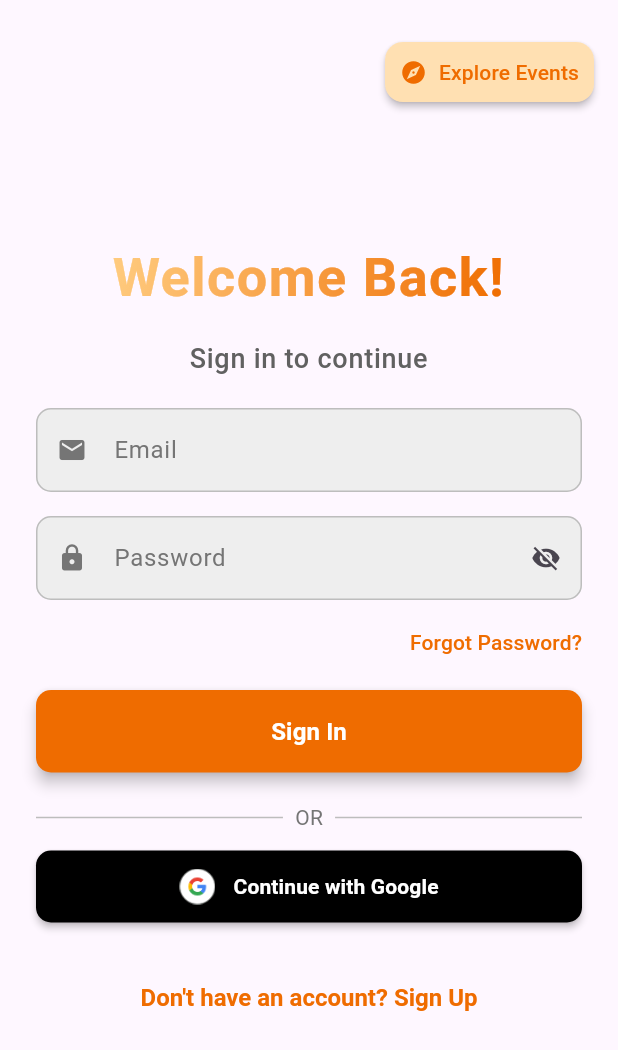
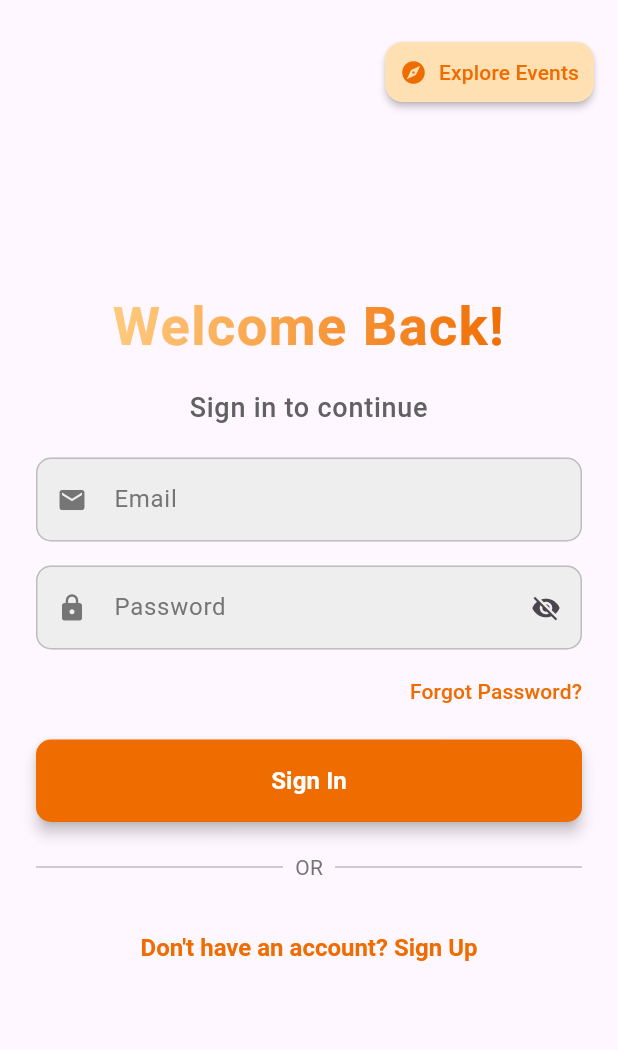
Before and after one commit to giulionyakunga/tiketi_mkononi, a Flutter app: the LoginScreen screen opened by its route, on a phone screen of 412 x 824 dp. Shown: the top 1050 px of the screen. Run offline on Flutter 3.47's test engine with Material 3 defaults, Android fonts, the phone set to English and light mode, and no system bars; our stand-ins replace cached_network_image, flutter_riverpod, go_router, image_picker, infinite_scroll_pagination, open_file and 6 more; missing offline and left inert: dart:html, excel, qr_code_scanner; accounts and stored records are empty.

Commit message:
Remove Google Sign-In and Sign in with Apple dependencies and related code; update Podfile.lock and GeneratedPluginRegistrant.swift accordingly.

```diff
--- a/lib/screens/auth/login_screen.dart
+++ b/lib/screens/auth/login_screen.dart
@@ -11,10 +11,7 @@ import 'package:tiketi_mkononi/screens/event_providers.dart';
 import 'package:tiketi_mkononi/services/storage_service.dart';
 import '../../env.dart';
 import 'package:http/http.dart' as http;
-import 'package:google_sign_in/google_sign_in.dart';
-import 'package:sign_in_with_apple/sign_in_with_apple.dart';
-import 'web_setup_stub.dart'
-if (dart.library.html) 'web_setup_web.dart';
+import 'web_setup_stub.dart' if (dart.library.html) 'web_setup_web.dart';
 
 class LoginScreen extends ConsumerStatefulWidget {
   const LoginScreen({super.key});
@@ -30,9 +27,9 @@ class _LoginScreenState extends ConsumerState<LoginScreen> {
   bool _isPasswordVisible = false;
   late final StorageService _storageService;
   bool _isLoading = false;
-  final GoogleSignIn _googleSignIn = GoogleSignIn(
-    scopes: ['email', 'profile'],
-  );
+  // final GoogleSignIn _googleSignIn = GoogleSignIn(
+  //   scopes: ['email', 'profile'],
+  // );
 
   @override
   void initState() {
@@ -73,7 +70,8 @@ class _LoginScreenState extends ConsumerState<LoginScreen> {
       try {
         setState(() => _isLoading = true);
 
-        final Uri uri = useDNS ? Uri.parse('${backend_url}api/login') // Original URL
+        final Uri uri = useDNS
+            ? Uri.parse('${backend_url}api/login') // Original URL
             : Uri.parse('${backend_url_with_fallback_ip}api/login'); // Use IP
 
         final response = await http.post(
@@ -94,7 +92,7 @@ class _LoginScreenState extends ConsumerState<LoginScreen> {
               await _saveUserProfile(responseData);
 
               final event = ref.watch(selectedEventProvider);
-              if(event != null) {
+              if (event != null) {
                 ref.read(selectedEventProvider.notifier).state = null;
 
                 Navigator.pushReplacement(
@@ -116,10 +114,10 @@ class _LoginScreenState extends ConsumerState<LoginScreen> {
             }
           }
 
-          if(useDNS){
+          if (useDNS) {
             final prefs = await SharedPreferences.getInstance();
             await prefs.setBool('use_dns', true);
-          }else {
+          } else {
             final prefs = await SharedPreferences.getInstance();
             await prefs.setBool('use_dns', false);
           }
@@ -142,7 +140,8 @@ class _LoginScreenState extends ConsumerState<LoginScreen> {
             final prefs = await SharedPreferences.getInstance();
             await prefs.setBool('use_dns', false);
 
-            debugPrint('DNS failed! Retrying with IP: ${backend_url_with_fallback_ip}...');
+            debugPrint(
+                'DNS failed! Retrying with IP: ${backend_url_with_fallback_ip}...');
             await _handleLogin(useDNS: false); // Recursive retry
             return;
           }
@@ -182,12 +181,15 @@ class _LoginScreenState extends ConsumerState<LoginScreen> {
   }
 
   void _handleSocketException(SocketException e) {
-    if (e.osError?.errorCode == 7 || e.osError?.errorCode == 101 || e.osError?.errorCode == 111) {
+    if (e.osError?.errorCode == 7 ||
+        e.osError?.errorCode == 101 ||
+        e.osError?.errorCode == 111) {
       showDialog(
         context: context,
         builder: (context) => AlertDialog(
           title: const Text('Connection Error'),
-          content: const Text('Could not connect to the server. Please check your internet connection.'),
+          content: const Text(
+              'Could not connect to the server. Please check your internet connection.'),
           shape: RoundedRectangleBorder(
             borderRadius: BorderRadius.circular(16),
           ),
@@ -203,7 +205,8 @@ class _LoginScreenState extends ConsumerState<LoginScreen> {
       context: context,
       builder: (context) => AlertDialog(
         title: const Text('Connection Error'),
-        content: const Text('Could not connect to the server. Please check your internet connection.'),
+        content: const Text(
+            'Could not connect to the server. Please check your internet connection.'),
         shape: RoundedRectangleBorder(
           borderRadius: BorderRadius.circular(16),
         ),
@@ -211,10 +214,13 @@ class _LoginScreenState extends ConsumerState<LoginScreen> {
     );
   }
 
-  Future<void> _handleGoogleSignIn2(String? token, String email, String? name,  {bool useDNS = true}) async {
+  Future<void> _handleGoogleSignIn2(String? token, String email, String? name,
+      {bool useDNS = true}) async {
     try {
-      final Uri uri = useDNS ? Uri.parse('${backend_url}api/google_login') // Original URL
-      : Uri.parse('${backend_url_with_fallback_ip}api/google_login'); // Use IP
+      final Uri uri = useDNS
+          ? Uri.parse('${backend_url}api/google_login') // Original URL
+          : Uri.parse(
+              '${backend_url_with_fallback_ip}api/google_login'); // Use IP
 
       final response = await http.post(
         uri,
@@ -234,7 +240,7 @@ class _LoginScreenState extends ConsumerState<LoginScreen> {
           await _saveUserProfile(responseData);
 
           final event = ref.watch(selectedEventProvider);
-          if(event != null) {
+          if (event != null) {
             ref.read(selectedEventProvider.notifier).state = null;
 
             Navigator.pushReplacement(
@@ -253,10 +259,10 @@ class _LoginScreenState extends ConsumerState<LoginScreen> {
           }
         }
 
-        if(useDNS){
+        if (useDNS) {
           final prefs = await SharedPreferences.getInstance();
           await prefs.setBool('use_dns', true);
-        }else {
+        } else {
           final prefs = await SharedPreferences.getInstance();
           await prefs.setBool('use_dns', false);
         }
@@ -276,8 +282,10 @@ class _LoginScreenState extends ConsumerState<LoginScreen> {
 
         // Retry with IP if DNS fails (errno = 7) and not already retrying
         if (e.osError!.errorCode == 7 && useDNS) {
-          debugPrint('DNS failed! Retrying with IP: ${backend_url_with_fallback_ip}...');
-          await _handleGoogleSignIn2(token, email, name, useDNS: false); // Recursive retry
+          debugPrint(
+              'DNS failed! Retrying with IP: ${backend_url_with_fallback_ip}...');
+          await _handleGoogleSignIn2(token, email, name,
+              useDNS: false); // Recursive retry
           return;
         }
       }
@@ -289,38 +297,34 @@ class _LoginScreenState extends ConsumerState<LoginScreen> {
     }
   }
 
+  // Future<void> _handleGoogleSignIn() async {
+  //   if (_isLoading) return;
+  //   try {
+  //     setState(() => _isLoading = true);
 
-  Future<void> _handleGoogleSignIn() async {
-    if (_isLoading) return;
+  //     final GoogleSignInAccount? googleUser = await _googleSignIn.signIn();
+  //     if (googleUser == null) return;
+
+  //     final GoogleSignInAuthentication googleAuth =
+  //         await googleUser.authentication;
+
+  //     await _handleGoogleSignIn2(
+  //         googleAuth.idToken, googleUser.email, googleUser.displayName);
+  //   } catch (e) {
+  //     debugPrint('Google sign in failed: $e');
+  //     if (mounted) _showSnackBar('Google sign in failed, Plz try another way');
+  //   } finally {
+  //     if (mounted) setState(() => _isLoading = false);
+  //   }
+  // }
+
+  Future<void> _handleAppleSignIn2(String? token, String? email, String? name,
+      {bool useDNS = true}) async {
     try {
-      setState(() => _isLoading = true);
-
-      final GoogleSignInAccount? googleUser = await _googleSignIn.signIn();
-      if (googleUser == null) return;
-
-      final GoogleSignInAuthentication googleAuth = await googleUser.authentication;
-
-      await _handleGoogleSignIn2(googleAuth.idToken, googleUser.email, googleUser.displayName);
-
-    } catch (e) {
-      debugPrint('Google sign in failed: $e');
-      if (mounted) _showSnackBar('Google sign in failed, Plz try another way');
-    } finally {
-      if (mounted) setState(() => _isLoading = false);
-    }
-  }
-
-
-
-
-
-
-
-  Future<void> _handleAppleSignIn2(String? token, String? email, String? name,  {bool useDNS = true}) async {
-    try {
-
-      final Uri uri = useDNS ? Uri.parse('${backend_url}api/apple_login') // Original URL
-      : Uri.parse('${backend_url_with_fallback_ip}api/apple_login'); // Use IP
+      final Uri uri = useDNS
+          ? Uri.parse('${backend_url}api/apple_login') // Original URL
+          : Uri.parse(
+              '${backend_url_with_fallback_ip}api/apple_login'); // Use IP
 
       final response = await http.post(
         uri,
@@ -340,7 +344,7 @@ class _LoginScreenState extends ConsumerState<LoginScreen> {
           await _saveUserProfile(responseData);
 
           final event = ref.watch(selectedEventProvider);
-          if(event != null) {
+          if (event != null) {
             ref.read(selectedEventProvider.notifier).state = null;
 
             Navigator.pushReplacement(
@@ -359,10 +363,10 @@ class _LoginScreenState extends ConsumerState<LoginScreen> {
           }
         }
 
-        if(useDNS){
+        if (useDNS) {
           final prefs = await SharedPreferences.getInstance();
           await prefs.setBool('use_dns', true);
-        }else {
+        } else {
           final prefs = await SharedPreferences.getInstance();
           await prefs.setBool('use_dns', false);
         }
@@ -382,8 +386,10 @@ class _LoginScreenState extends ConsumerState<LoginScreen> {
 
         // Retry with IP if DNS fails (errno = 7) and not already retrying
         if (e.osError!.errorCode == 7 && useDNS) {
-          debugPrint('DNS failed! Retrying with IP: ${backend_url_with_fallback_ip}...');
-          await _handleAppleSignIn2(token, email, name, useDNS: false); // Recursive retry
+          debugPrint(
+              'DNS failed! Retrying with IP: ${backend_url_with_fallback_ip}...');
+          await _handleAppleSignIn2(token, email, name,
+              useDNS: false); // Recursive retry
           return;
         }
       }
@@ -397,31 +403,30 @@ class _LoginScreenState extends ConsumerState<LoginScreen> {
 
   // void _handleAppleSignIn({bool useDNS = true}) async {}
 
-  void _handleAppleSignIn({bool useDNS = true}) async {
-    debugPrint(" >>>>>>>>>>>>>>>>>>>>>>>>>>>>>>>>>>>>>>>> Apple SignIn");
+  // void _handleAppleSignIn({bool useDNS = true}) async {
+  //   debugPrint(" >>>>>>>>>>>>>>>>>>>>>>>>>>>>>>>>>>>>>>>> Apple SignIn");
 
-    if (_isLoading) return;  // Early return if already loading
+  //   if (_isLoading) return;  // Early return if already loading
 
-    try {
-      setState(() => _isLoading = true);
+  //   try {
+  //     setState(() => _isLoading = true);
 
-      final credential = await SignInWithApple.getAppleIDCredential(
-        scopes: [
-          AppleIDAuthorizationScopes.email,
-          AppleIDAuthorizationScopes.fullName,
-        ],
-      );
+  //     final credential = await SignInWithApple.getAppleIDCredential(
+  //       scopes: [
+  //         AppleIDAuthorizationScopes.email,
+  //         AppleIDAuthorizationScopes.fullName,
+  //       ],
+  //     );
 
-      await _handleAppleSignIn2(credential.identityToken, credential.email, '${credential.givenName} ${credential.familyName}');
+  //     await _handleAppleSignIn2(credential.identityToken, credential.email, '${credential.givenName} ${credential.familyName}');
 
-    } catch (e) {
-      debugPrint('Apple sign in failed: $e');
-      if (mounted) _showSnackBar('Apple sign in failed, Plz try another way');
-    } finally {
-      if (mounted) setState(() => _isLoading = false);
-    }
-  }
-
+  //   } catch (e) {
+  //     debugPrint('Apple sign in failed: $e');
+  //     if (mounted) _showSnackBar('Apple sign in failed, Plz try another way');
+  //   } finally {
+  //     if (mounted) setState(() => _isLoading = false);
+  //   }
+  // }
 
   // void _handleAppleSignIn({bool useDNS = true}) async {
   //   if (_isLoading) return;  // Early return if already loading
@@ -565,9 +570,11 @@ class _LoginScreenState extends ConsumerState<LoginScreen> {
             ),
             style: TextStyle(fontSize: isLargeScreen ? 18 : 16),
             validator: (value) {
-              if (value == null || value.isEmpty) return 'Please enter your email';
+              if (value == null || value.isEmpty)
+                return 'Please enter your email';
               if (!value.contains('@')) return 'Please enter a valid email';
-              if (value.length > 100) return 'Email cannot exceed 100 characters';
+              if (value.length > 100)
+                return 'Email cannot exceed 100 characters';
               return null;
             },
           ),
@@ -586,9 +593,12 @@ class _LoginScreenState extends ConsumerState<LoginScreen> {
             ),
             style: TextStyle(fontSize: isLargeScreen ? 18 : 16),
             validator: (value) {
-              if (value == null || value.isEmpty) return 'Please enter a password';
-              if (value.length < 6) return 'Password must be at least 6 characters';
-              if (value.length > 100) return 'Password cannot exceed 100 characters';
+              if (value == null || value.isEmpty)
+                return 'Please enter a password';
+              if (value.length < 6)
+                return 'Password must be at least 6 characters';
+              if (value.length > 100)
+                return 'Password cannot exceed 100 characters';
               return null;
             },
           ),
@@ -714,41 +724,47 @@ class _LoginScreenState extends ConsumerState<LoginScreen> {
             ),
           ],
         ),
-        SizedBox(height: isLargeScreen ? 20 : 12),
-        if (kIsWeb && ((getOS() == "Windows") || (getOS() == "Linux") || getOS() == "Android" ))
-        _buildSocialButton(
-            imagePath: 'assets/images/google_logo.png',
-            text: 'Continue with Google',
-            textColor: Colors.white,
-            color: Colors.black,
-            onPressed: _handleGoogleSignIn,
-            isLargeScreen: isLargeScreen,
-        ),
-        if (kIsWeb && ((getOS() == "Windows") || (getOS() == "Linux") || getOS() == "Android" ))
-        SizedBox(height: isLargeScreen ? 10 : 6),
-        if (kIsWeb && ((getOS() == "macOS") || (getOS() == "iOS")))
-        _buildSocialButton(
-          imagePath: 'assets/images/appleid_logo.png',
-          text: 'Continue with Apple',
-          textColor: Colors.black,
-          color: Colors.white,
-          onPressed: _handleAppleSignIn,
-          isLargeScreen: isLargeScreen,
-        ),
-        if (kIsWeb && ((getOS() == "macOS") || (getOS() == "iOS")))
-        SizedBox(height: isLargeScreen ? 10 : 6),
-        if (!kIsWeb)
-        if (Platform.isAndroid) ...[
-          _buildSocialButton(
-            imagePath: 'assets/images/google_logo.png',
-            text: 'Continue with Google',
-            textColor: Colors.white,
-            color: Colors.black,
-            onPressed: _handleGoogleSignIn,
-            isLargeScreen: isLargeScreen,
-          ),
-          SizedBox(height: isLargeScreen ? 10 : 6),
-        ],
+        // SizedBox(height: isLargeScreen ? 20 : 12),
+        // if (kIsWeb &&
+        //     ((getOS() == "Windows") ||
+        //         (getOS() == "Linux") ||
+        //         getOS() == "Android"))
+        // _buildSocialButton(
+        //   imagePath: 'assets/images/google_logo.png',
+        //   text: 'Continue with Google',
+        //   textColor: Colors.white,
+        //   color: Colors.black,
+        //   onPressed: _handleGoogleSignIn,
+        //   isLargeScreen: isLargeScreen,
+        // ),
+        //   if (kIsWeb &&
+        //       ((getOS() == "Windows") ||
+        //           (getOS() == "Linux") ||
+        //           getOS() == "Android"))
+        //     SizedBox(height: isLargeScreen ? 10 : 6),
+        // if (kIsWeb && ((getOS() == "macOS") || (getOS() == "iOS")))
+        // _buildSocialButton(
+        //   imagePath: 'assets/images/appleid_logo.png',
+        //   text: 'Continue with Apple',
+        //   textColor: Colors.black,
+        //   color: Colors.white,
+        //   onPressed: _handleAppleSignIn,
+        //   isLargeScreen: isLargeScreen,
+        // ),
+        // if (kIsWeb && ((getOS() == "macOS") || (getOS() == "iOS")))
+        //   SizedBox(height: isLargeScreen ? 10 : 6),
+        // if (!kIsWeb)
+        //   if (Platform.isAndroid) ...[
+        //     _buildSocialButton(
+        //       imagePath: 'assets/images/google_logo.png',
+        //       text: 'Continue with Google',
+        //       textColor: Colors.white,
+        //       color: Colors.black,
+        //       onPressed: _handleGoogleSignIn,
+        //       isLargeScreen: isLargeScreen,
+        //     ),
+        //     SizedBox(height: isLargeScreen ? 10 : 6),
+        //   ],
         // if (Platform.isIOS) ...[
         //   _buildSocialButton(
         //     imagePath: 'assets/images/appleid_logo.png',
@@ -820,9 +836,7 @@ class _LoginScreenState extends ConsumerState<LoginScreen> {
                         ),
                       ),
                       SizedBox(height: isLargeScreen ? 16 : 8),
-
                       SizedBox(height: isLargeScreen ? 16 : 8),
-
                       Text(
                         'Sign in to continue',
                         style: TextStyle(
@@ -862,7 +876,8 @@ class _LoginScreenState extends ConsumerState<LoginScreen> {
               style: ElevatedButton.styleFrom(
                 backgroundColor: Colors.orange[100],
                 foregroundColor: Colors.orange[800],
-            padding: const EdgeInsets.symmetric(vertical: 10, horizontal: 10),
+                padding:
+                    const EdgeInsets.symmetric(vertical: 10, horizontal: 10),
                 shape: RoundedRectangleBorder(
                   borderRadius: BorderRadius.circular(12),
                 ),
--- a/pubspec.yaml
+++ b/pubspec.yaml
@@ -50,10 +50,10 @@ dependencies:
   flutter_riverpod: ^2.6.1
   infinite_scroll_pagination: ^4.0.0
   url_launcher: ^6.3.1
-  google_sign_in: ^5.4.4
+  # google_sign_in: ^5.4.4
   # google_sign_in: ^6.1.5
   package_info_plus: ^8.3.0
-  sign_in_with_apple: ^7.0.1
+  # sign_in_with_apple: ^7.0.1
   go_router: ^15.1.2
   share_plus: ^11.0.0
   excel: ^2.0.1
```
Also changed, not shown: pubspec.lock, 2 other files. Lines whose indentation alone changed are shown as unchanged.
